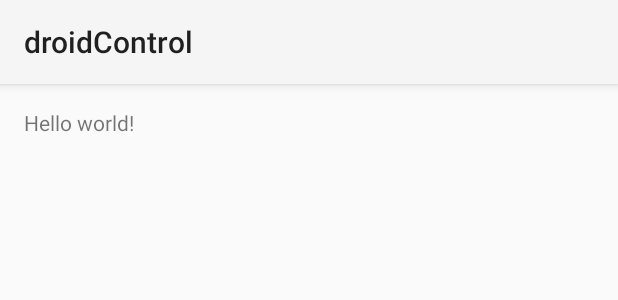
After one commit to LeonardoVincente/droidControl, an Android app: the layout activity_main_control.xml on its own in the app's theme, with its tools: preview values and no code run, on a phone screen of 412 x 824 dp. The commit adds this screen. Shown: the top 300 px of the screen. Run offline under Robolectric (Android 15) with nearby library versions, the phone set to English and light mode, and no system bars.

```diff
--- a/droidControl/mobile/src/main/res/layout/activity_main.xml
+++ b/droidControl/mobile/src/main/res/layout/activity_main.xml
@@ -16,7 +16,9 @@
         android:ems="10"
         android:id="@+id/editText"
         android:layout_below="@+id/textView"
-        android:layout_toEndOf="@+id/textView" />
+        android:layout_toEndOf="@+id/textView"
+
+        />
 
     <TextView
         android:layout_width="wrap_content"
--- /dev/null
+++ b/droidControl/mobile/src/main/res/layout/activity_main_control.xml
@@ -0,0 +1,12 @@
+<RelativeLayout xmlns:android="http://schemas.android.com/apk/res/android"
+    xmlns:tools="http://schemas.android.com/tools" android:layout_width="match_parent"
+    android:layout_height="match_parent" android:paddingLeft="@dimen/activity_horizontal_margin"
+    android:paddingRight="@dimen/activity_horizontal_margin"
+    android:paddingTop="@dimen/activity_vertical_margin"
+    android:paddingBottom="@dimen/activity_vertical_margin"
+    tools:context="com.example.leonzky.droidcontrol.mainControl">
+
+    <TextView android:text="@string/hello_world" android:layout_width="wrap_content"
+        android:layout_height="wrap_content" />
+
+</RelativeLayout>
--- /dev/null
+++ b/droidControl/mobile/src/main/res/menu/menu_main_control.xml
@@ -0,0 +1,6 @@
+<menu xmlns:android="http://schemas.android.com/apk/res/android"
+    xmlns:tools="http://schemas.android.com/tools"
+    tools:context="com.example.leonzky.droidcontrol.mainControl">
+    <item android:id="@+id/action_settings" android:title="@string/action_settings"
+        android:orderInCategory="100" android:showAsAction="never" />
+</menu>
--- a/droidControl/mobile/src/main/res/values/strings.xml
+++ b/droidControl/mobile/src/main/res/values/strings.xml
@@ -3,4 +3,5 @@
 
     <string name="hello_world">Hello world!</string>
     <string name="action_settings">Settings</string>
+    <string name="title_activity_main_control">mainControl</string>
 </resources>
```
Also changed, not shown: droidControl/mobile/src/main/AndroidManifest.xml (+8 -0 lines), droidControl/mobile/src/main/java/com/example/leonzky/droidcontrol/MainActivity.java (+19 -1 lines), droidControl/mobile/src/main/java/com/example/leonzky/droidcontrol/TVDevice.java (added, +27 -0 lines), droidControl/mobile/src/main/java/com/example/leonzky/droidcontrol/mainControl.java (added, +37 -0 lines).
